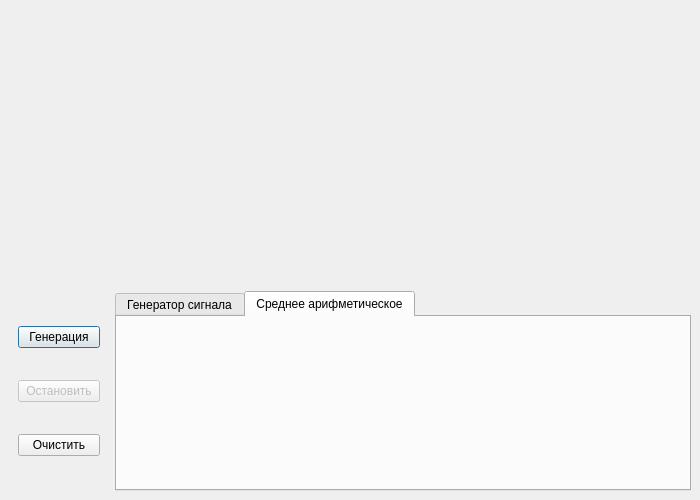
The window that filtsim/mainwindow.ui (cliffanet/filter) describes before a commit, drawn with Qt 5.
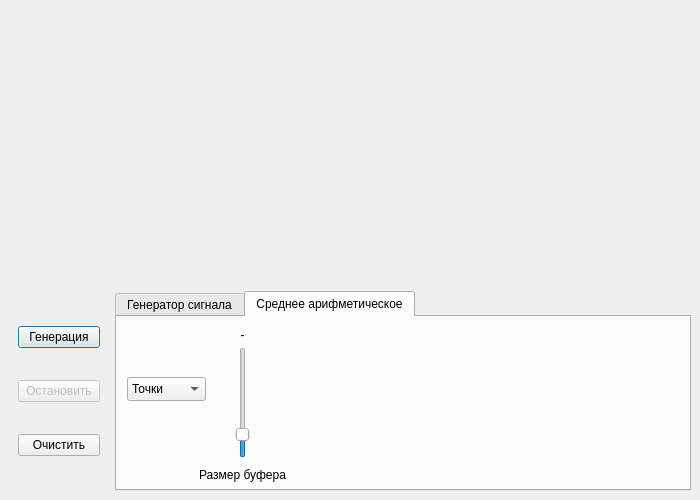
The same window after the commit. The open tabs and pages were chosen to show the change. Custom widgets are drawn as their Qt base class.

```diff
--- a/filtsim/mainwindow.ui
+++ b/filtsim/mainwindow.ui
@@ -249,6 +249,90 @@
           <attribute name="title">
            <string>Среднее арифметическое</string>
           </attribute>
+          <widget class="QLabel" name="labTAvgSize">
+           <property name="geometry">
+            <rect>
+             <x>70</x>
+             <y>150</y>
+             <width>111</width>
+             <height>16</height>
+            </rect>
+           </property>
+           <property name="text">
+            <string>Размер буфера</string>
+           </property>
+           <property name="alignment">
+            <set>Qt::AlignCenter</set>
+           </property>
+          </widget>
+          <widget class="QComboBox" name="cmbAvgType">
+           <property name="geometry">
+            <rect>
+             <x>10</x>
+             <y>60</y>
+             <width>79</width>
+             <height>24</height>
+            </rect>
+           </property>
+           <item>
+            <property name="text">
+             <string>Точки</string>
+            </property>
+           </item>
+           <item>
+            <property name="text">
+             <string>Линии</string>
+            </property>
+           </item>
+          </widget>
+          <widget class="QWidget" name="wColAvg" native="true">
+           <property name="geometry">
+            <rect>
+             <x>10</x>
+             <y>20</y>
+             <width>71</width>
+             <height>31</height>
+            </rect>
+           </property>
+          </widget>
+          <widget class="QLabel" name="labVAvgSize">
+           <property name="geometry">
+            <rect>
+             <x>100</x>
+             <y>10</y>
+             <width>51</width>
+             <height>16</height>
+            </rect>
+           </property>
+           <property name="text">
+            <string>-</string>
+           </property>
+           <property name="alignment">
+            <set>Qt::AlignCenter</set>
+           </property>
+          </widget>
+          <widget class="QSlider" name="slAvgSize">
+           <property name="geometry">
+            <rect>
+             <x>110</x>
+             <y>30</y>
+             <width>31</width>
+             <height>111</height>
+            </rect>
+           </property>
+           <property name="minimum">
+            <number>2</number>
+           </property>
+           <property name="maximum">
+            <number>50</number>
+           </property>
+           <property name="value">
+            <number>10</number>
+           </property>
+           <property name="orientation">
+            <enum>Qt::Vertical</enum>
+           </property>
+          </widget>
          </widget>
         </widget>
        </item>
```
